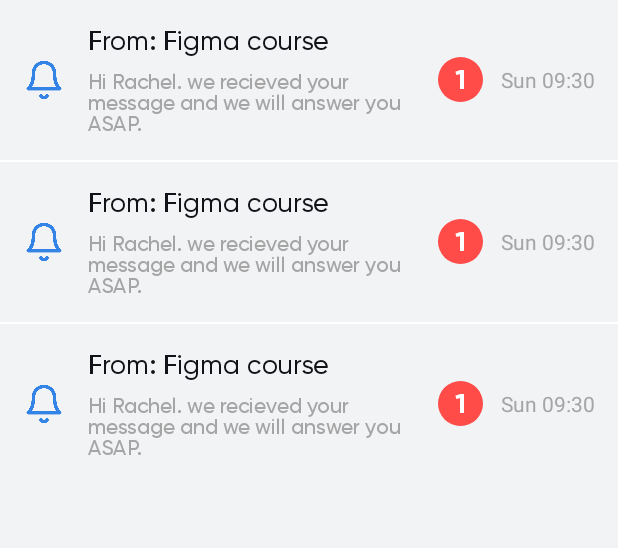
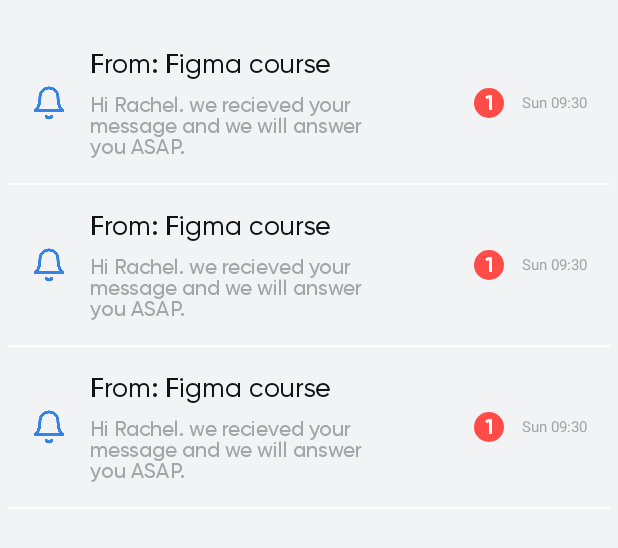
Before and after one commit to Zeynal-kara/NaylaP1, an Android app: the layout fragment_inbox.xml on its own in the app's theme, with its tools: preview values and no code run, on a phone screen of 412 x 824 dp. Shown: the top 548 px of the screen. Run offline under Robolectric (Android 15) with nearby library versions, the phone set to English and light mode, and no system bars.

Commit message:
Inbox tasarımı ve kodlama büyük kısmı tamamlandı

```diff
--- a/app/src/main/java/com/example/naylap1/fragment/ProfileFragment.java
+++ b/app/src/main/java/com/example/naylap1/fragment/ProfileFragment.java
@@ -26,9 +26,8 @@ public class ProfileFragment extends Fragment {
     @Override
     public View onCreateView(LayoutInflater inflater, ViewGroup container,
                              Bundle savedInstanceState) {
-        TextView textView = new TextView(getActivity());
-        textView.setText(R.string.hello_blank_fragment);
-        return textView;
+
+        return inflater.inflate(R.layout.fragment_profile, container, false);
     }
 
 }
--- a/app/src/main/res/layout/fragment_inbox.xml
+++ b/app/src/main/res/layout/fragment_inbox.xml
@@ -1,10 +1,10 @@
 <?xml version="1.0" encoding="utf-8"?>
 
 
-<ListView xmlns:android="http://schemas.android.com/apk/res/android"
+<androidx.recyclerview.widget.RecyclerView xmlns:android="http://schemas.android.com/apk/res/android"
     xmlns:tools="http://schemas.android.com/tools"
+    android:id="@+id/rv_fragment_inbox"
     android:layout_width="match_parent"
-    android:layout_height="wrap_content"
-    android:divider="@color/_colorWhite"
-    android:dividerHeight="1dp"
-    tools:listitem="@layout/inbox_list_item" />
+    android:layout_height="match_parent"
+    android:layout_marginTop="15dp"
+    tools:listitem="@layout/list_item_inbox" />
--- a/app/src/main/res/layout/inbox_list_item.xml
+++ /dev/null
@@ -1,89 +0,0 @@
-<?xml version="1.0" encoding="utf-8"?>
-<LinearLayout xmlns:android="http://schemas.android.com/apk/res/android"
-    xmlns:app="http://schemas.android.com/apk/res-auto"
-    xmlns:tools="http://schemas.android.com/tools"
-    android:layout_width="match_parent"
-    android:layout_height="wrap_content"
-    android:orientation="horizontal"
-    android:padding="15dp"
-    android:weightSum="3">
-
-    <LinearLayout
-        android:layout_width="0dp"
-        android:layout_height="match_parent"
-        android:layout_weight="2"
-        android:gravity="center"
-        android:orientation="horizontal">
-
-        <ImageView
-            android:id="@+id/img_inbox_list_item_icon"
-            android:layout_width="wrap_content"
-            android:layout_height="28dp"
-            android:layout_marginRight="15dp"
-            android:adjustViewBounds="true"
-            app:srcCompat="@drawable/feather_bell" />
-
-        <LinearLayout
-            android:layout_width="match_parent"
-            android:layout_height="wrap_content"
-            android:orientation="vertical">
-
-            <TextView
-                android:id="@+id/tv_inbox_list_item_title"
-                android:layout_width="match_parent"
-                android:layout_height="wrap_content"
-                android:text="From: Figma course"
-                android:textColor="@color/_colorTextBlack"
-                android:textSize="18sp"
-                app:fontFamily="@font/gilroy_medium" />
-
-            <TextView
-                android:id="@+id/tv_inbox_list_item_content"
-                android:layout_width="wrap_content"
-                android:layout_height="wrap_content"
-                android:layout_marginTop="7dp"
-                android:layout_weight="1"
-                android:text="Hi Rachel. we recieved your message and we will answer you ASAP."
-                android:textColor="@color/_colorTextGrey3"
-                app:fontFamily="@font/gilroy_medium" />
-        </LinearLayout>
-    </LinearLayout>
-
-    <LinearLayout
-        android:layout_width="0dp"
-        android:layout_height="match_parent"
-        android:layout_weight="1"
-        android:gravity="right|center_vertical"
-        android:orientation="horizontal">
-
-        <RelativeLayout
-            android:id="@+id/rl_inbox_list_item_counter"
-            android:layout_width="wrap_content"
-            android:layout_height="wrap_content">
-
-            <View
-                android:id="@+id/view3"
-                android:layout_width="30dp"
-                android:layout_height="30dp"
-                android:background="@drawable/num_count_bg" />
-
-            <TextView
-                android:id="@+id/tv_inbox_list_item_num"
-                android:layout_width="wrap_content"
-                android:layout_height="wrap_content"
-                android:layout_centerInParent="true"
-                android:text="1"
-                android:textColor="@color/_colorWhite"
-                android:textSize="18sp"
-                app:fontFamily="@font/gilroy_bold" />
-        </RelativeLayout>
-
-        <TextView
-            android:id="@+id/tv_inbox_list_item_date"
-            android:layout_width="wrap_content"
-            android:layout_height="wrap_content"
-            android:layout_marginLeft="12dp"
-            android:text="Sun 09:30"
-            android:textColor="@color/_colorTextGrey3" />
-    </LinearLayout>
-</LinearLayout>
--- /dev/null
+++ b/app/src/main/res/layout/list_item_inbox.xml
@@ -0,0 +1,107 @@
+<?xml version="1.0" encoding="utf-8"?>
+<LinearLayout xmlns:android="http://schemas.android.com/apk/res/android"
+    xmlns:app="http://schemas.android.com/apk/res-auto"
+    xmlns:tools="http://schemas.android.com/tools"
+    android:layout_width="match_parent"
+    android:layout_height="wrap_content"
+    android:orientation="vertical"
+    android:paddingLeft="5dp"
+    android:paddingRight="5dp">
+
+    <LinearLayout
+        android:layout_width="match_parent"
+        android:layout_height="wrap_content"
+        android:orientation="horizontal"
+        android:padding="15dp"
+        android:weightSum="3">
+
+
+        <LinearLayout
+            android:layout_width="0dp"
+            android:layout_height="match_parent"
+            android:layout_weight="2"
+            android:gravity="center"
+            android:orientation="horizontal">
+
+            <ImageView
+                android:id="@+id/img_inbox_list_item_icon"
+                android:layout_width="wrap_content"
+                android:layout_height="24dp"
+                android:layout_marginRight="15dp"
+                android:adjustViewBounds="true"
+                app:srcCompat="@drawable/feather_bell" />
+
+            <LinearLayout
+                android:layout_width="match_parent"
+                android:layout_height="wrap_content"
+                android:orientation="vertical">
+
+                <TextView
+                    android:id="@+id/tv_inbox_list_item_title"
+                    android:layout_width="match_parent"
+                    android:layout_height="wrap_content"
+                    android:text="From: Figma course"
+                    android:textColor="@color/_colorTextBlack"
+                    android:textSize="18sp"
+                    app:fontFamily="@font/gilroy_medium" />
+
+                <TextView
+                    android:id="@+id/tv_inbox_list_item_content"
+                    android:layout_width="wrap_content"
+                    android:layout_height="wrap_content"
+                    android:layout_marginTop="7dp"
+                    android:layout_weight="1"
+                    android:text="Hi Rachel. we recieved your message and we will answer you ASAP."
+                    android:textColor="@color/_colorTextGrey3"
+                    app:fontFamily="@font/gilroy_medium" />
+            </LinearLayout>
+        </LinearLayout>
+
+        <LinearLayout
+            android:layout_width="0dp"
+            android:layout_height="match_parent"
+            android:layout_weight="1"
+            android:gravity="right|center_vertical"
+            android:orientation="horizontal">
+
+            <RelativeLayout
+                android:id="@+id/rl_inbox_list_item_counter"
+                android:layout_width="20dp"
+                android:layout_height="20dp">
+
+                <View
+                    android:id="@+id/view3"
+                    android:layout_width="30dp"
+                    android:layout_height="30dp"
+                    android:background="@drawable/num_count_bg" />
+
+                <TextView
+                    android:id="@+id/tv_inbox_list_item_unread_count"
+                    android:layout_width="wrap_content"
+                    android:layout_height="wrap_content"
+                    android:layout_centerInParent="true"
+                    android:text="1"
+                    android:textColor="@color/_colorWhite"
+                    android:textSize="14sp"
+                    app:fontFamily="@font/gilroy_bold" />
+            </RelativeLayout>
+
+            <TextView
+                android:id="@+id/tv_inbox_list_item_date"
+                android:layout_width="wrap_content"
+                android:layout_height="wrap_content"
+                android:layout_marginLeft="12dp"
+                android:text="Sun 09:30"
+                android:textColor="@color/_colorTextGrey3"
+                android:textSize="10sp" />
+        </LinearLayout>
+
+    </LinearLayout>
+
+    <View
+        android:id="@+id/view4"
+        android:layout_width="match_parent"
+        android:layout_height="1dp"
+        android:background="@color/_colorWhite" />
+
+</LinearLayout>
--- a/app/src/main/res/layout/recent_cours_list_item.xml
+++ b/app/src/main/res/layout/list_item_recent_cours.xml
@@ -93,8 +93,8 @@
             android:text="Get your certificate"
             android:textColor="@color/_colorTrasBlue"
             android:textSize="14sp"
-            app:fontFamily="@font/gilroy_medium"
-            tools:visibility="gone" />
+            android:visibility="gone"
+            app:fontFamily="@font/gilroy_medium" />
     </LinearLayout>
 
 </LinearLayout>
--- a/build.gradle
+++ b/build.gradle
@@ -1,13 +1,15 @@
 // Top-level build file where you can add configuration options common to all sub-projects/modules.
 
 buildscript {
+    ext.kotlin_version = '1.4.10'
     repositories {
         google()
         jcenter()
 
     }
     dependencies {
-        classpath 'com.android.tools.build:gradle:3.5.3'
+        classpath 'com.android.tools.build:gradle:4.1.0'
+        classpath "org.jetbrains.kotlin:kotlin-gradle-plugin:$kotlin_version"
 
         // NOTE: Do not place your application dependencies here; they belong
         // in the individual module build.gradle files
```
Also changed, not shown: app/build.gradle (+11 -0 lines), app/src/main/java/com/example/naylap1/MainActivity.java (+57 -0 lines), app/src/main/java/com/example/naylap1/adapter/InboxRecyclerViewAdaper.java (added, +129 -0 lines), app/src/main/java/com/example/naylap1/fragment/InboxFragment.java (+66 -4 lines), app/src/main/java/com/example/naylap1/object/InboxMessage.java (added, +42 -0 lines), app/src/main/res/layout/activity_main.xml (+10 -11 lines), app/src/main/res/layout/fragment_profile.xml (+16 -9 lines), app/src/main/res/menu/bottom_navigation.xml (+8 -4 lines), app/src/main/res/drawable-hdpi/feather_search.png (added), app/src/main/res/drawable-mdpi/feather_search.png (added), app/src/main/res/drawable-xhdpi/feather_search.png (added), app/src/main/res/drawable-xxhdpi/feather_search.png (added), app/src/main/res/drawable-xxxhdpi/feather_search.png (added), gradle/wrapper/gradle-wrapper.properties.
